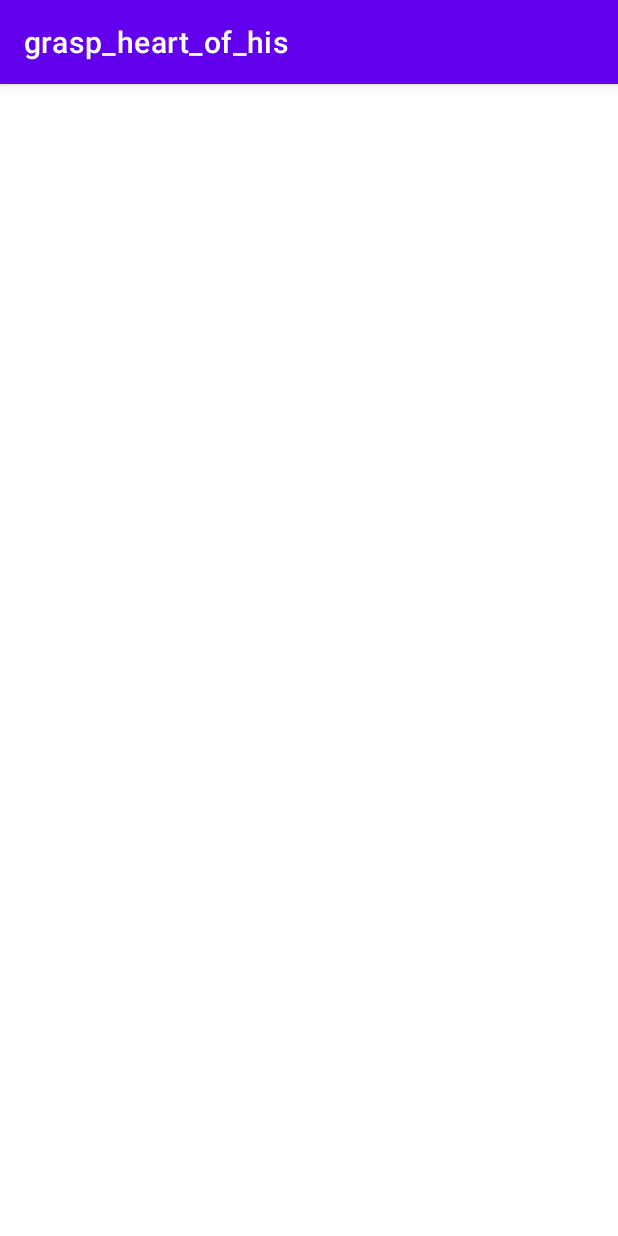
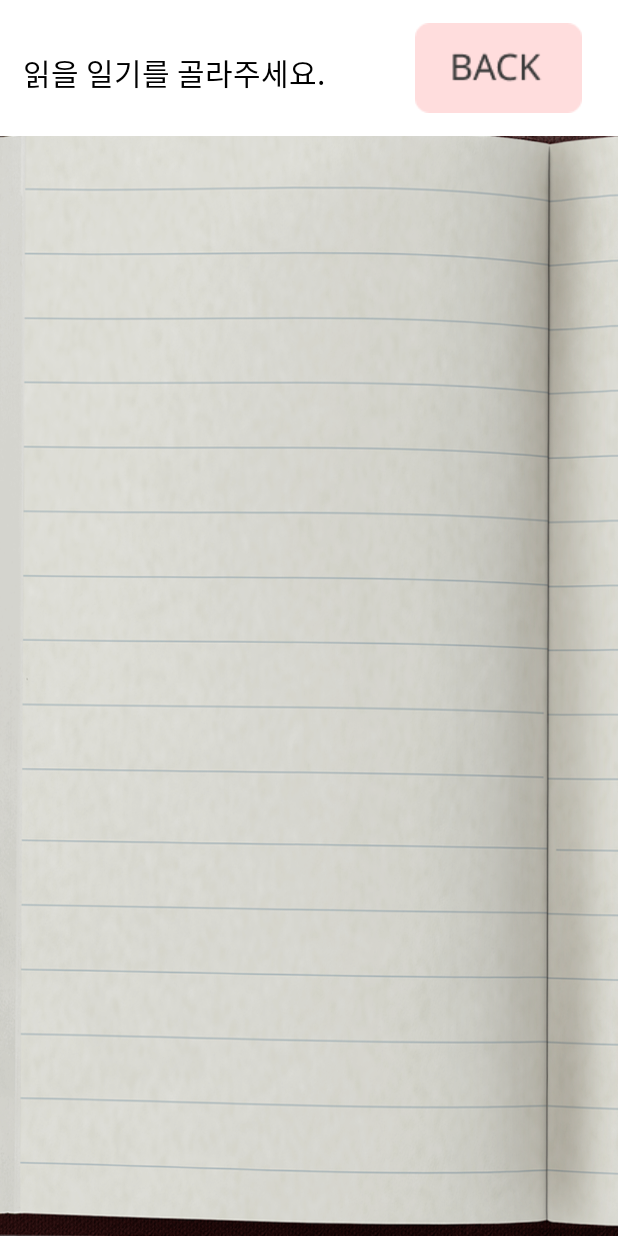
Before and after one commit to ProgrammerYes25/grasp_heart_of_his, an Android app: the diaryListActivity screen opened directly, with no data from a screen before it, on a phone screen of 412 x 824 dp. Run offline under Robolectric (Android 15) with nearby library versions, the phone set to English and light mode, and no system bars.

Commit message:
디자인 수정

```diff
--- a/app/src/main/AndroidManifest.xml
+++ b/app/src/main/AndroidManifest.xml
@@ -11,10 +11,12 @@
         android:theme="@style/Theme.Grasp_heart_of_his">
         <activity
             android:name=".diaryListActivity"
-            android:exported="false" />
+            android:exported="false"
+            android:theme="@style/Theme.AppCompat.NoActionBar" />
         <activity
             android:name=".storyListActivity"
-            android:exported="false" />
+            android:exported="false"
+            android:theme="@style/Theme.AppCompat.NoActionBar" />
         <activity
             android:name=".MainActivity"
             android:exported="false"
--- a/app/src/main/java/ctrl_s_0106_2114_0815_2112_ysgy/project/grasp_heart_of_his/diaryListActivity.java
+++ b/app/src/main/java/ctrl_s_0106_2114_0815_2112_ysgy/project/grasp_heart_of_his/diaryListActivity.java
@@ -2,13 +2,24 @@ package ctrl_s_0106_2114_0815_2112_ysgy.project.grasp_heart_of_his;
 
 import androidx.appcompat.app.AppCompatActivity;
 
+import android.content.Intent;
 import android.os.Bundle;
+import android.view.View;
+import android.widget.ImageView;
 
 public class diaryListActivity extends AppCompatActivity {
-
+    ImageView backBtn;
     @Override
     protected void onCreate(Bundle savedInstanceState) {
         super.onCreate(savedInstanceState);
         setContentView(R.layout.activity_diary_list);
+        backBtn = findViewById(R.id.back_btn);
+        backBtn.setOnClickListener(new View.OnClickListener() {
+            @Override
+            public void onClick(View v) {
+                Intent backIntent = new Intent(getApplicationContext(), MainActivity.class);
+                startActivity(backIntent);
+            }
+        });
     }
 }
--- a/app/src/main/res/layout/activity_diary_list.xml
+++ b/app/src/main/res/layout/activity_diary_list.xml
@@ -4,6 +4,38 @@
     xmlns:tools="http://schemas.android.com/tools"
     android:layout_width="match_parent"
     android:layout_height="match_parent"
+    android:orientation="vertical"
     tools:context=".diaryListActivity">
+    <LinearLayout
+        android:layout_width="match_parent"
+        android:layout_height="wrap_content"
+        android:padding="15dp"
+        android:background="#FFFFFF"
+        android:orientation="horizontal">
+        <EditText
+            android:layout_width="wrap_content"
+            android:layout_height="wrap_content"
+            android:layout_marginTop="18dp"
+            android:enabled="false"
+            android:textSize="9pt"
+            android:textColor="@color/black"
+            android:background="#FFFFFF"
+            android:text="읽을 일기를 골라주세요."
+            />
+        <ImageView
+            android:id="@+id/back_btn"
+            android:layout_width="wrap_content"
+            android:layout_height="wrap_content"
+            android:layout_marginLeft="60dp"
+            android:background="@drawable/back_btn"/>
+    </LinearLayout>
+    <LinearLayout
+        android:layout_width="match_parent"
+        android:layout_height="match_parent"
+        android:background="@drawable/list_background">
+        <ListView
+            android:layout_width="match_parent"
+            android:layout_height="match_parent"/>
+    </LinearLayout>
 
 </LinearLayout>
```
Also changed, not shown: app/src/main/res/layout/activity_main.xml (+31 -21 lines), app/src/main/res/layout/activity_story_list.xml (+12 -7 lines), app/src/main/res/drawable/back_btn.png, app/src/main/res/drawable/java.png, app/src/main/res/drawable/list_background.png (added), app/src/main/res/drawable/log.PNG, app/src/main/res/drawable/my_diary_btn.png, app/src/main/res/drawable/profile_img.png, app/src/main/res/drawable/story_btn.png, app/src/main/res/drawable/touch_to_start.png.
